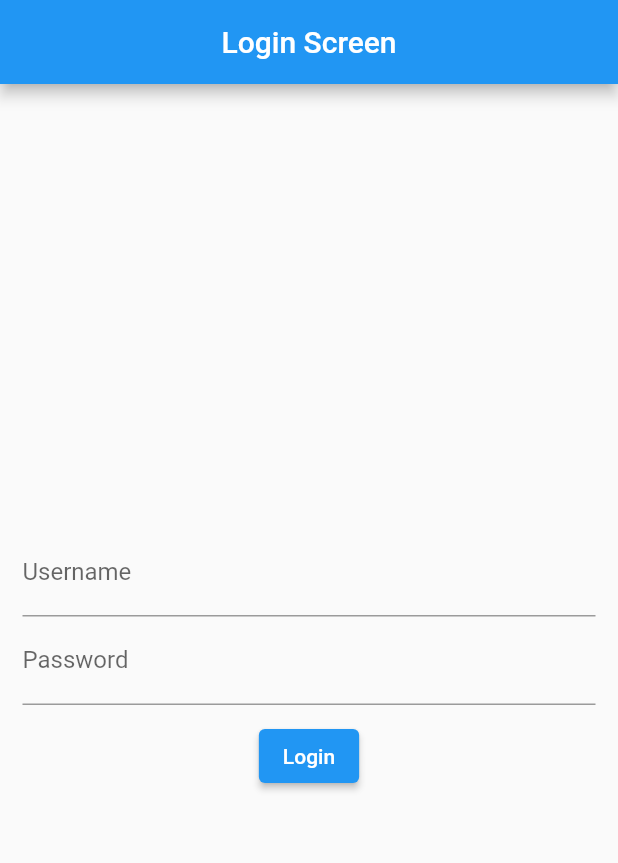
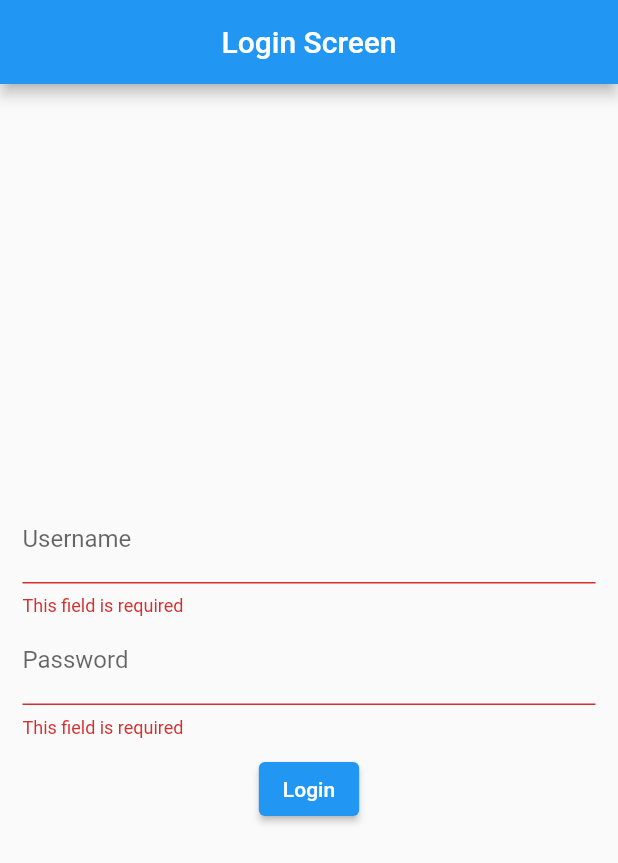
Before and after one commit to hafizums/form_training, a Flutter app: the screen it shows after launch, after a tap on "Login", on a phone screen of 412 x 824 dp. Shown: the top 863 px of the screen. Run offline on Flutter 3.47's test engine with Material 2 defaults, Android fonts, the phone set to English and light mode, and no system bars.

Commit message:
chore:update code

```diff
--- a/lib/screens/login.dart
+++ b/lib/screens/login.dart
@@ -8,6 +8,8 @@ class LoginScreen extends StatefulWidget {
 }
 
 class _LoginScreenState extends State<LoginScreen> {
+  final _formKey = GlobalKey<FormState>();
+
   @override
   Widget build(BuildContext context) {
     return Scaffold(
@@ -17,20 +19,40 @@ class _LoginScreenState extends State<LoginScreen> {
         ),
         body: Center(
             child: Padding(
-          padding: EdgeInsets.all(15),
+          padding: const EdgeInsets.all(15),
+          child: Form(
+            key: _formKey,
             child: Column(
+              mainAxisAlignment: MainAxisAlignment.center,
               children: [
-              TextFormField(decoration: InputDecoration(labelText: "Username")),
                 TextFormField(
-                decoration: InputDecoration(labelText: "Password"),
+                    validator: (value) {
+                      if (value!.isEmpty) {
+                        return "This field is required";
+                      }
+                      return null;
+                    },
+                    decoration: const InputDecoration(labelText: "Username")),
+                TextFormField(
+                  validator: (value) {
+                    if (value!.isEmpty) {
+                      return "This field is required";
+                    }
+                    return null;
+                  },
+                  decoration: const InputDecoration(labelText: "Password"),
                   obscureText: true,
                 ),
-              SizedBox(
+                const SizedBox(
                   height: 10,
                 ),
-              ElevatedButton(onPressed: () {}, child: Text("Login"))
+                ElevatedButton(
+                    onPressed: () {
+                      if (_formKey.currentState!.validate()) {}
+                    },
+                    child: const Text("Login"))
               ],
-            mainAxisAlignment: MainAxisAlignment.center,
+            ),
           ),
         )));
   }
```
Lines whose indentation alone changed are shown as unchanged.
